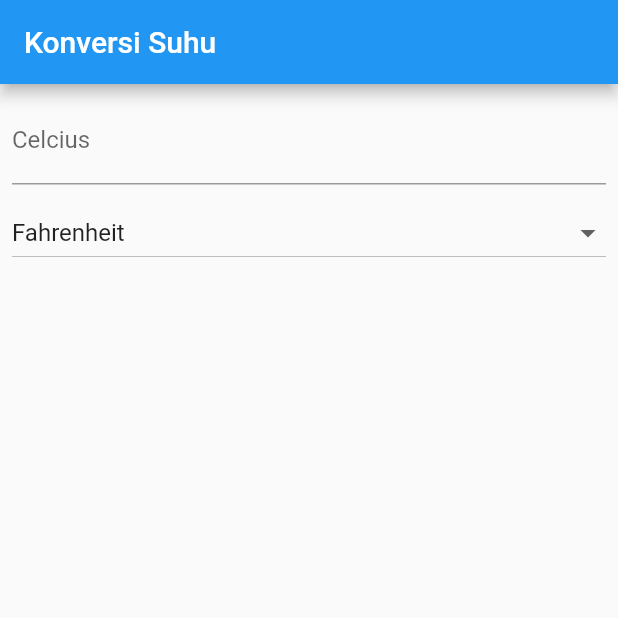
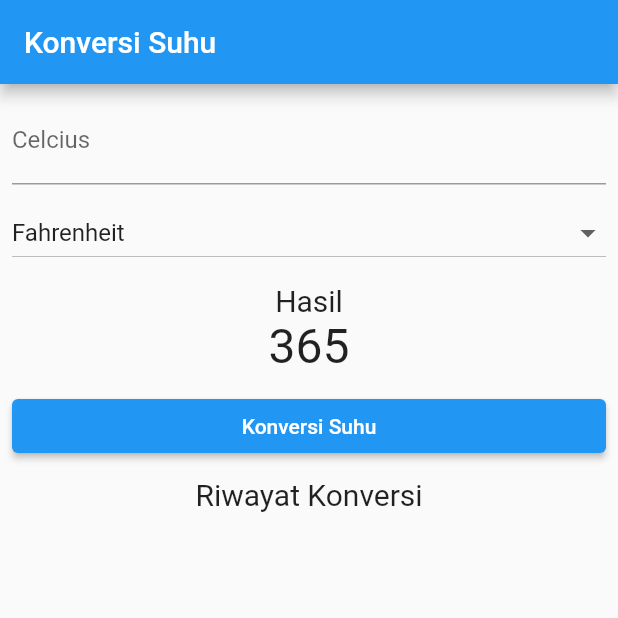
Before and after one commit to KevinBenaya/kevin_jobsheet4, a Flutter app: the screen it shows after launch, on a phone screen of 412 x 824 dp, the top half of it. Run offline on Flutter 3.47's test engine with Material 2 defaults, Android fonts, the phone set to English and light mode, and no system bars.

Commit message:
Design(kevin_jobsheet4)

```diff
--- a/kevin_jobsheet4/lib/main.dart
+++ b/kevin_jobsheet4/lib/main.dart
@@ -95,6 +95,31 @@ class _MyHomePageState extends State<MyHomePage> {
                   ),
                 ],
                 onChanged: (value) {}),
+            SizedBox(height: 10),
+            Text(
+              'Hasil',
+              style: TextStyle(fontSize: 20),
+            ),
+            Text(
+              '365',
+              style: TextStyle(fontSize: 32),
+            ),
+            SizedBox(height: 10),
+            Row(
+              children: [
+                Expanded(
+                  child: ElevatedButton(
+                    onPressed: () {},
+                    child: Text('Konversi Suhu'),
+                  ),
+                ),
+              ],
+            ),
+            SizedBox(height: 10),
+            Text(
+              'Riwayat Konversi',
+              style: TextStyle(fontSize: 20),
+            ),
           ],
         ),
       ),
```
